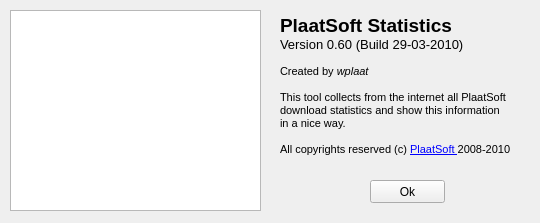
Before: the Qt Designer form src/about.ui in plaatsoft/plaatstats, drawn with Qt 5.
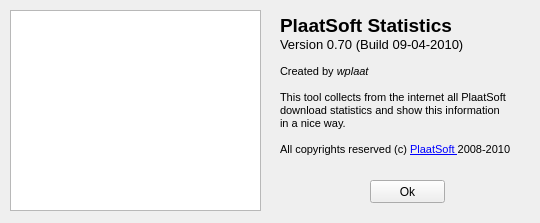
After: the same form once the commit is applied.

```diff
--- a/src/about.ui
+++ b/src/about.ui
@@ -38,7 +38,7 @@
 p, li { white-space: pre-wrap; }
 &lt;/style&gt;&lt;/head&gt;&lt;body style=&quot; font-family:'MS Shell Dlg 2'; font-size:8.25pt; font-weight:400; font-style:normal;&quot;&gt;
 &lt;p style=&quot; margin-top:0px; margin-bottom:0px; margin-left:0px; margin-right:0px; -qt-block-indent:0; text-indent:0px;&quot;&gt;&lt;span style=&quot; font-size:14pt; font-weight:600;&quot;&gt;PlaatSoft Statistics&lt;/span&gt;&lt;/p&gt;
-&lt;p style=&quot; margin-top:0px; margin-bottom:0px; margin-left:0px; margin-right:0px; -qt-block-indent:0; text-indent:0px;&quot;&gt;&lt;span style=&quot; font-size:10pt;&quot;&gt;Version 0.60 (Build 29-03-2010)&lt;/span&gt;&lt;/p&gt;
+&lt;p style=&quot; margin-top:0px; margin-bottom:0px; margin-left:0px; margin-right:0px; -qt-block-indent:0; text-indent:0px;&quot;&gt;&lt;span style=&quot; font-size:10pt;&quot;&gt;Version 0.70 (Build 09-04-2010)&lt;/span&gt;&lt;/p&gt;
 &lt;p style=&quot; margin-top:0px; margin-bottom:0px; margin-left:0px; margin-right:0px; -qt-block-indent:0; text-indent:0px;&quot;&gt;&lt;span style=&quot; font-size:8pt;&quot;&gt;          &lt;/span&gt;&lt;/p&gt;
 &lt;p style=&quot; margin-top:0px; margin-bottom:0px; margin-left:0px; margin-right:0px; -qt-block-indent:0; text-indent:0px;&quot;&gt;&lt;span style=&quot; font-size:8pt;&quot;&gt;Created by &lt;/span&gt;&lt;span style=&quot; font-size:8pt; font-style:italic;&quot;&gt;wplaat&lt;/span&gt;&lt;/p&gt;
 &lt;p style=&quot; margin-top:0px; margin-bottom:0px; margin-left:0px; margin-right:0px; -qt-block-indent:0; text-indent:0px;&quot;&gt;&lt;span style=&quot; font-size:8pt;&quot;&gt;       &lt;/span&gt;&lt;/p&gt;
```
